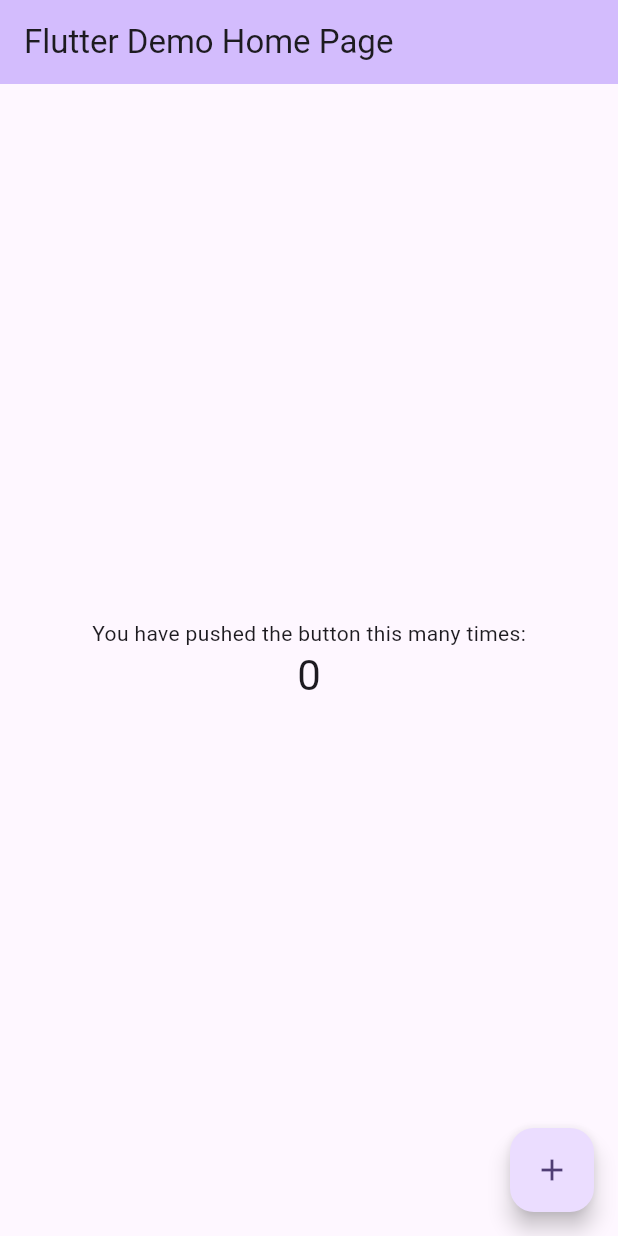
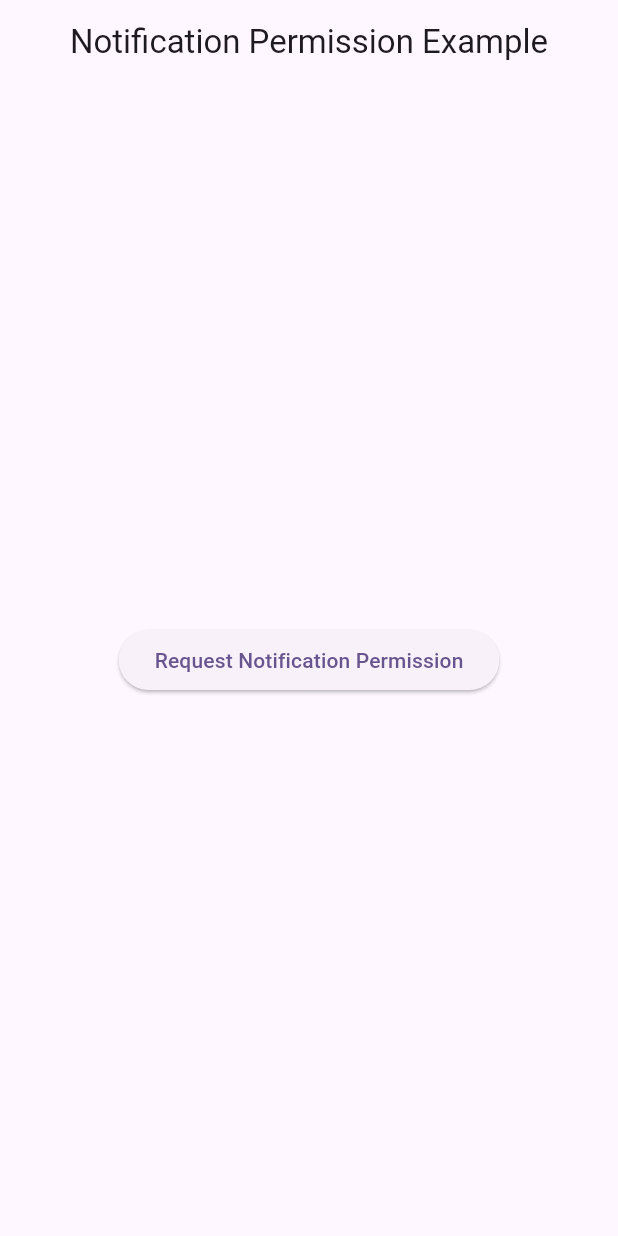
Before and after one commit to rafiullahkhaleel/firebase-notification, a Flutter app: the screen it shows after launch, on a phone screen of 412 x 824 dp. Run offline on Flutter 3.47's test engine with Material 3 defaults, Android fonts, the phone set to English and light mode, and no system bars; our stand-ins replace firebase_core, firebase_messaging; accounts and stored records are empty; generated files the repository leaves out were written again.

Commit message:
feat: request to user for notification permission

```diff
--- /dev/null
+++ b/lib/features/notifications/data/notification_services.dart
@@ -0,0 +1,26 @@
+import 'package:firebase_messaging/firebase_messaging.dart';
+import 'package:flutter/cupertino.dart';
+
+class NotificationServices {
+  FirebaseMessaging messaging = FirebaseMessaging.instance;
+
+  void requestNotificationPermission() async {
+    NotificationSettings settings = await messaging.requestPermission(
+      alert: true,
+      announcement: true,
+      badge: true,
+      carPlay: true,
+      criticalAlert: true,
+      sound: true,
+      provisional: false,
+    );
+    if(settings.authorizationStatus == AuthorizationStatus.authorized){
+      debugPrint("User granted permission");
+    } else if(settings.authorizationStatus == AuthorizationStatus.provisional){
+      debugPrint("User granted provisional permission");
+    } else {
+      debugPrint("User declined or has not accepted permission");
+    }
+  }
+
+}
--- /dev/null
+++ b/lib/features/notifications/domain/notification_repositry.dart
@@ -0,0 +1,11 @@
+import 'package:firebase_notification/features/notifications/data/notification_services.dart';
+
+class NotificationRepository{
+  final NotificationServices _notificationServices;
+
+  NotificationRepository(this._notificationServices);
+
+  Future<void> initializeNotification()async{
+    _notificationServices.requestNotificationPermission();
+  }
+}
--- /dev/null
+++ b/lib/features/notifications/presentation/notification_screen.dart
@@ -0,0 +1,39 @@
+import 'package:firebase_notification/features/notifications/data/notification_services.dart';
+import 'package:firebase_notification/features/notifications/domain/notification_repositry.dart';
+import 'package:flutter/material.dart';
+
+/// 🔹 Presentation Layer: UI part (Widget)
+class NotificationScreen extends StatefulWidget {
+  const NotificationScreen({super.key});
+
+  @override
+  State<NotificationScreen> createState() => _NotificationScreenState();
+}
+
+class _NotificationScreenState extends State<NotificationScreen> {
+  final repo = NotificationRepository(NotificationServices());
+  @override
+  void initState() {
+    // TODO: implement initState
+    super.initState();
+    repo.initializeNotification();
+  }
+  @override
+  Widget build(BuildContext context) {
+
+    return Scaffold(
+      appBar: AppBar(
+        title: const Text('Notification Permission Example'),
+        centerTitle: true,
+      ),
+      body: Center(
+        child: ElevatedButton(
+          onPressed: () {
+            repo.initializeNotification();
+          },
+          child: const Text("Request Notification Permission"),
+        ),
+      ),
+    );
+  }
+}
--- a/lib/main.dart
+++ b/lib/main.dart
@@ -1,4 +1,5 @@
 import 'package:firebase_core/firebase_core.dart';
+import 'package:firebase_notification/features/notifications/presentation/notification_screen.dart';
 import 'package:firebase_notification/firebase_options.dart';
 import 'package:flutter/material.dart';
 
@@ -11,116 +12,14 @@ void main() async {
 class MyApp extends StatelessWidget {
   const MyApp({super.key});
 
-  // This widget is the root of your application.
   @override
   Widget build(BuildContext context) {
     return MaterialApp(
       title: 'Flutter Demo',
       theme: ThemeData(
-        // This is the theme of your application.
-        //
-        // TRY THIS: Try running your application with "flutter run". You'll see
-        // the application has a purple toolbar. Then, without quitting the app,
-        // try changing the seedColor in the colorScheme below to Colors.green
-        // and then invoke "hot reload" (save your changes or press the "hot
-        // reload" button in a Flutter-supported IDE, or press "r" if you used
-        // the command line to start the app).
-        //
-        // Notice that the counter didn't reset back to zero; the application
-        // state is not lost during the reload. To reset the state, use hot
-        // restart instead.
-        //
-        // This works for code too, not just values: Most code changes can be
-        // tested with just a hot reload.
         colorScheme: ColorScheme.fromSeed(seedColor: Colors.deepPurple),
       ),
-      home: const MyHomePage(title: 'Flutter Demo Home Page'),
+      home: const NotificationScreen(),
     );
   }
 }
-
-class MyHomePage extends StatefulWidget {
-  const MyHomePage({super.key, required this.title});
-
-  // This widget is the home page of your application. It is stateful, meaning
-  // that it has a State object (defined below) that contains fields that affect
-  // how it looks.
-
-  // This class is the configuration for the state. It holds the values (in this
-  // case the title) provided by the parent (in this case the App widget) and
-  // used by the build method of the State. Fields in a Widget subclass are
-  // always marked "final".
-
-  final String title;
-
-  @override
-  State<MyHomePage> createState() => _MyHomePageState();
-}
-
-class _MyHomePageState extends State<MyHomePage> {
-  int _counter = 0;
-
-  void _incrementCounter() {
-    setState(() {
-      // This call to setState tells the Flutter framework that something has
-      // changed in this State, which causes it to rerun the build method below
-      // so that the display can reflect the updated values. If we changed
-      // _counter without calling setState(), then the build method would not be
-      // called again, and so nothing would appear to happen.
-      _counter++;
-    });
-  }
-
-  @override
-  Widget build(BuildContext context) {
-    // This method is rerun every time setState is called, for instance as done
-    // by the _incrementCounter method above.
-    //
-    // The Flutter framework has been optimized to make rerunning build methods
-    // fast, so that you can just rebuild anything that needs updating rather
-    // than having to individually change instances of widgets.
-    return Scaffold(
-      appBar: AppBar(
-        // TRY THIS: Try changing the color here to a specific color (to
-        // Colors.amber, perhaps?) and trigger a hot reload to see the AppBar
-        // change color while the other colors stay the same.
-        backgroundColor: Theme.of(context).colorScheme.inversePrimary,
-        // Here we take the value from the MyHomePage object that was created by
-        // the App.build method, and use it to set our appbar title.
-        title: Text(widget.title),
-      ),
-      body: Center(
-        // Center is a layout widget. It takes a single child and positions it
-        // in the middle of the parent.
-        child: Column(
-          // Column is also a layout widget. It takes a list of children and
-          // arranges them vertically. By default, it sizes itself to fit its
-          // children horizontally, and tries to be as tall as its parent.
-          //
-          // Column has various properties to control how it sizes itself and
-          // how it positions its children. Here we use mainAxisAlignment to
-          // center the children vertically; the main axis here is the vertical
-          // axis because Columns are vertical (the cross axis would be
-          // horizontal).
-          //
-          // TRY THIS: Invoke "debug painting" (choose the "Toggle Debug Paint"
-          // action in the IDE, or press "p" in the console), to see the
-          // wireframe for each widget.
-          mainAxisAlignment: MainAxisAlignment.center,
-          children: <Widget>[
-            const Text('You have pushed the button this many times:'),
-            Text(
-              '$_counter',
-              style: Theme.of(context).textTheme.headlineMedium,
-            ),
-          ],
-        ),
-      ),
-      floatingActionButton: FloatingActionButton(
-        onPressed: _incrementCounter,
-        tooltip: 'Increment',
-        child: const Icon(Icons.add),
-      ), // This trailing comma makes auto-formatting nicer for build methods.
-    );
-  }
-}
--- a/pubspec.yaml
+++ b/pubspec.yaml
@@ -36,6 +36,7 @@ dependencies:
   cupertino_icons: ^1.0.8
   firebase_messaging: ^16.0.4
   firebase_core: ^4.2.1
+  app_settings: ^6.1.1
 
 dev_dependencies:
   flutter_test:
```
Also changed, not shown: pubspec.lock.
